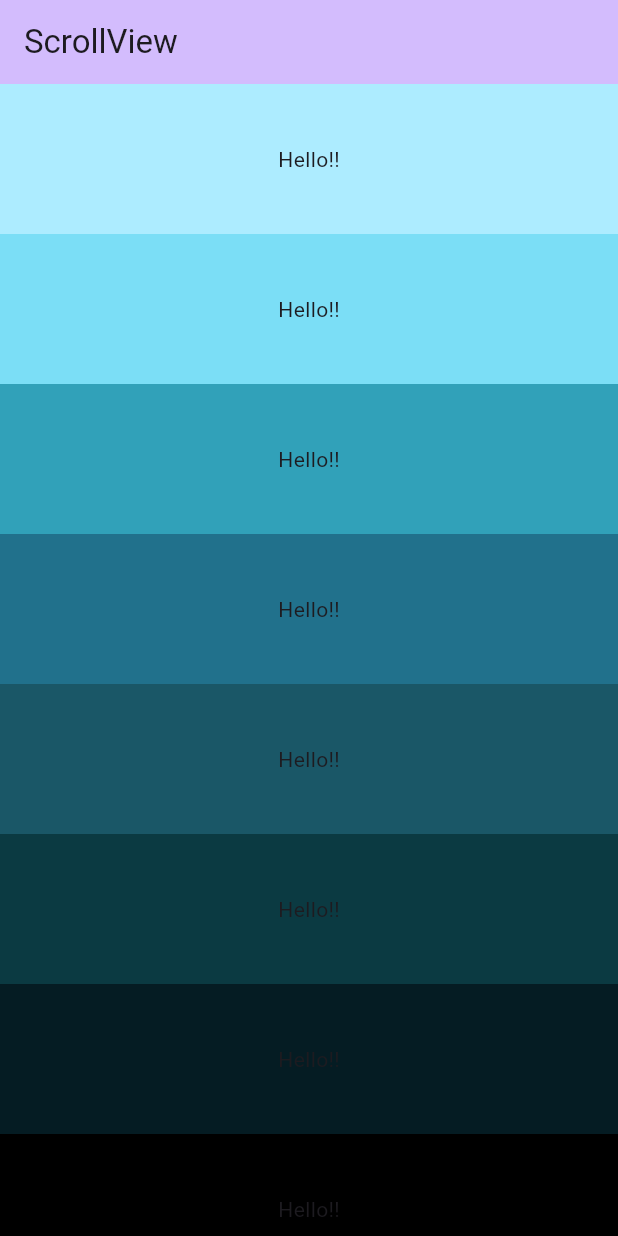
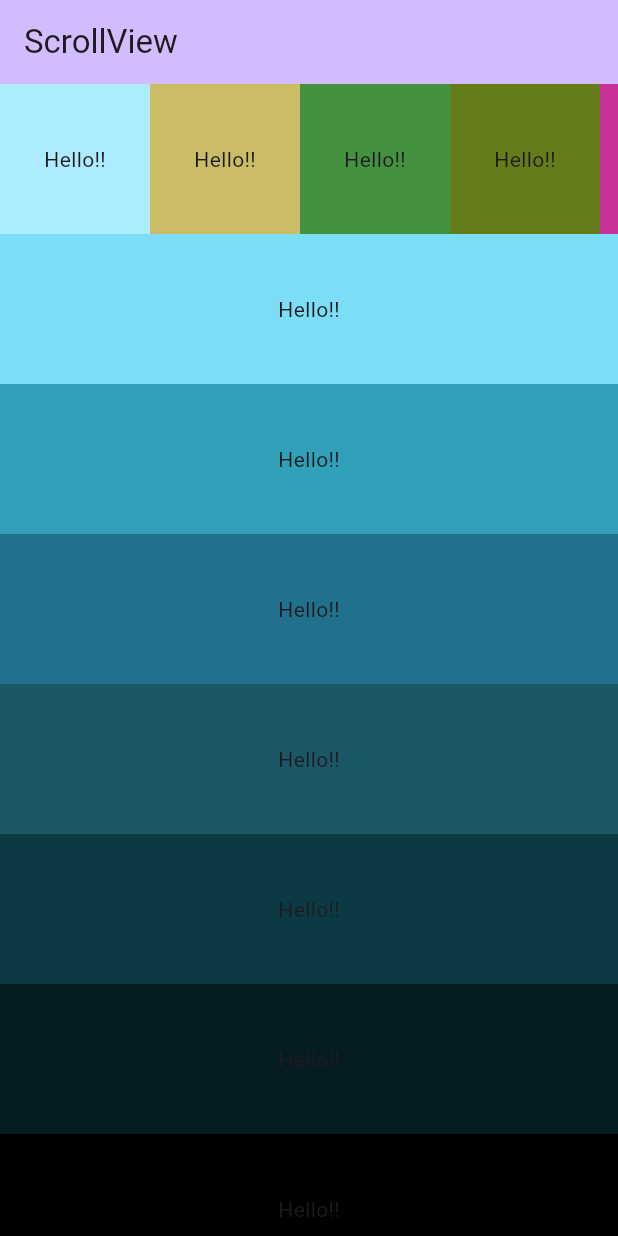
Before and after one commit to Xander1540/scrollview_flutter, a Flutter app: the screen it shows after launch, on a phone screen of 412 x 824 dp. Run offline on Flutter 3.47's test engine with Material 3 defaults, Android fonts, the phone set to English and light mode, and no system bars.

Commit message:
adding row and applying SingleChildScrollView

```diff
--- a/lib/main.dart
+++ b/lib/main.dart
@@ -1,4 +1,6 @@
+import 'package:flutter/cupertino.dart';
 import 'package:flutter/material.dart';
+import 'package:flutter/widgets.dart';
 
 void main() {
   runApp(const MyApp());
@@ -41,10 +43,49 @@ class _MyHomePageState extends State<MyHomePage> {
       body: SingleChildScrollView(
         child: Column(
           children: [
-            Container(
-              height: 100,
-                color: Color(0xffadecff),
-                child: Center(child: Text('Hello!!'))),
+          SingleChildScrollView(
+            scrollDirection: Axis.horizontal,
+            child: Row(
+                 children: [
+                      Container(
+                        height: 100,
+                        width: 100,
+                        color: Color(0xffadecff),
+                        child: Center(child: Text('Hello!!'))
+                               ),
+                      Container(
+                          height: 100,
+                          width: 100,
+                          color: Color(0xffcbbd68),
+                          child: Center(child: Text('Hello!!'))
+                      ),
+                      Container(
+                          height: 100,
+                          width: 100,
+                          color: Color(0xff449141),
+                          child: Center(child: Text('Hello!!'))
+                      ),
+                      Container(
+                          height: 100,
+                          width: 100,
+                          color: Color(0xff647c1a),
+                          child: Center(child: Text('Hello!!'))
+                      ),
+                      Container(
+                          height: 100,
+                          width: 100,
+                          color: Color(0xffc93299),
+                          child: Center(child: Text('Hello!!'))
+                      ),
+                      Container(
+                          height: 100,
+                          width: 100,
+                          color: Color(0xffe3cf6a),
+                          child: Center(child: Text('Hello!!'))
+                      ),
+                 ],
+               ),
+          ),
             Container(
                 height: 100,
                 color: Color(0xff7bdef6),
```
